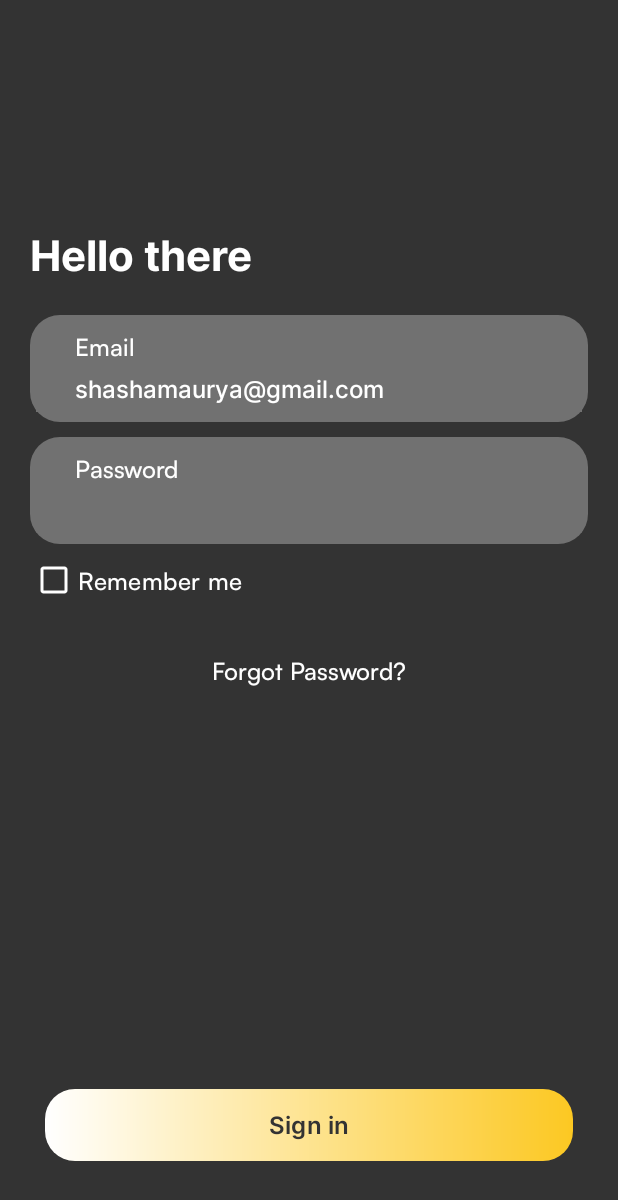
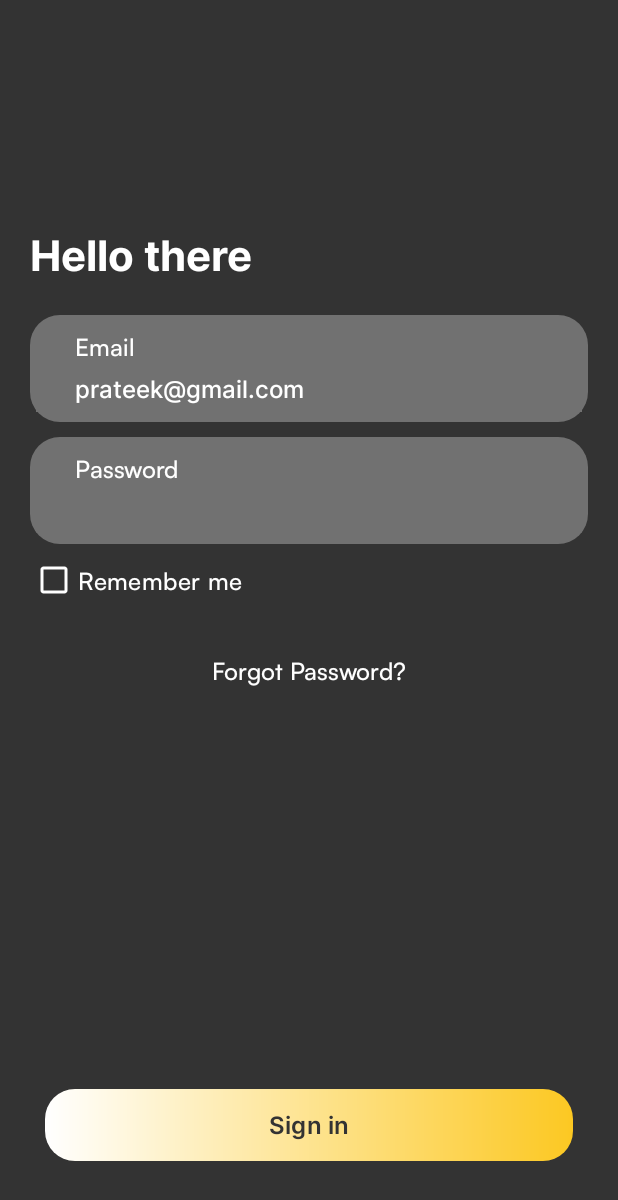
Before and after one commit to MritunjaiMaurya/HungryDevops, an Android app: the layout activity_login.xml on its own in the app's theme, with its tools: preview values and no code run, on a phone screen of 412 x 824 dp. Shown: the top 1200 px of the screen. Run offline under Robolectric (Android 15) with nearby library versions, the phone set to English and light mode, and no system bars.

Commit message:
new commit by mritunjai

```diff
--- a/app/src/main/res/layout/activity_login.xml
+++ b/app/src/main/res/layout/activity_login.xml
@@ -43,7 +43,7 @@
         android:id="@+id/edtEmail"
         android:layout_width="0dp"
         android:layout_height="40dp"
-        android:text="shashamaurya@gmail.com"
+        android:text="prateek@gmail.com"
         android:paddingHorizontal="30dp"
         android:fontFamily="@font/medium"
         android:textSize="16sp"
```
